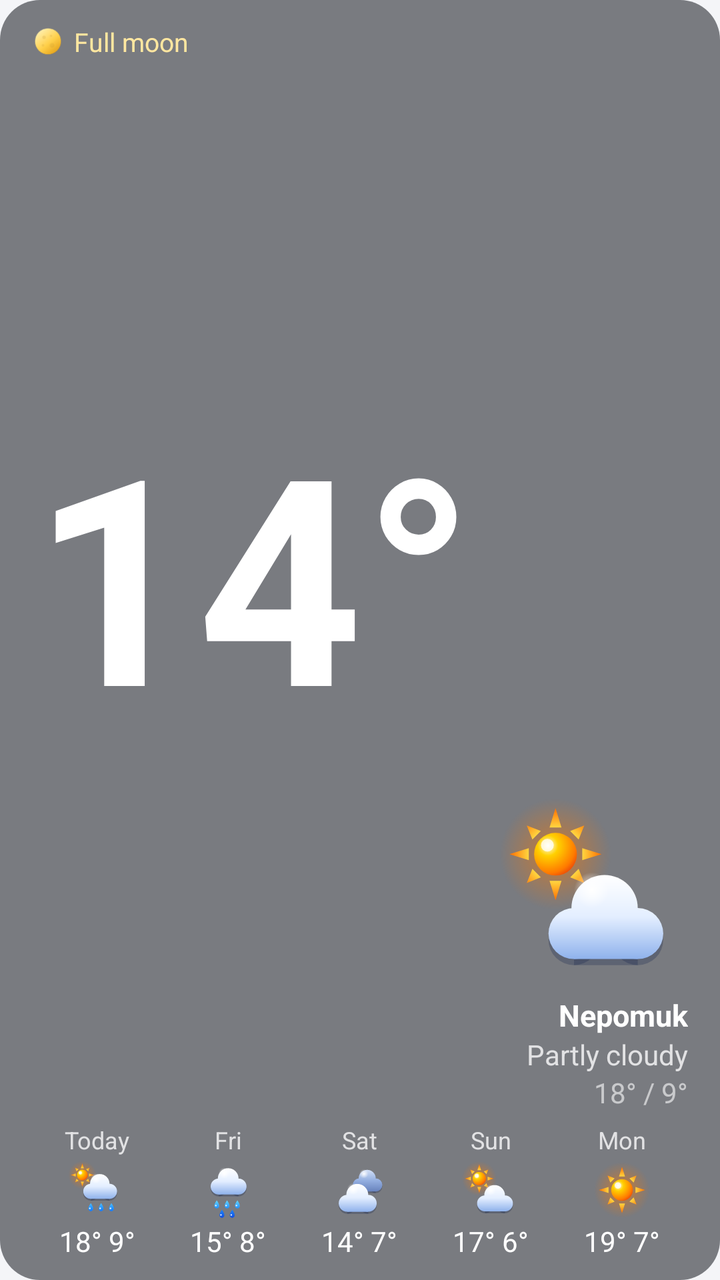
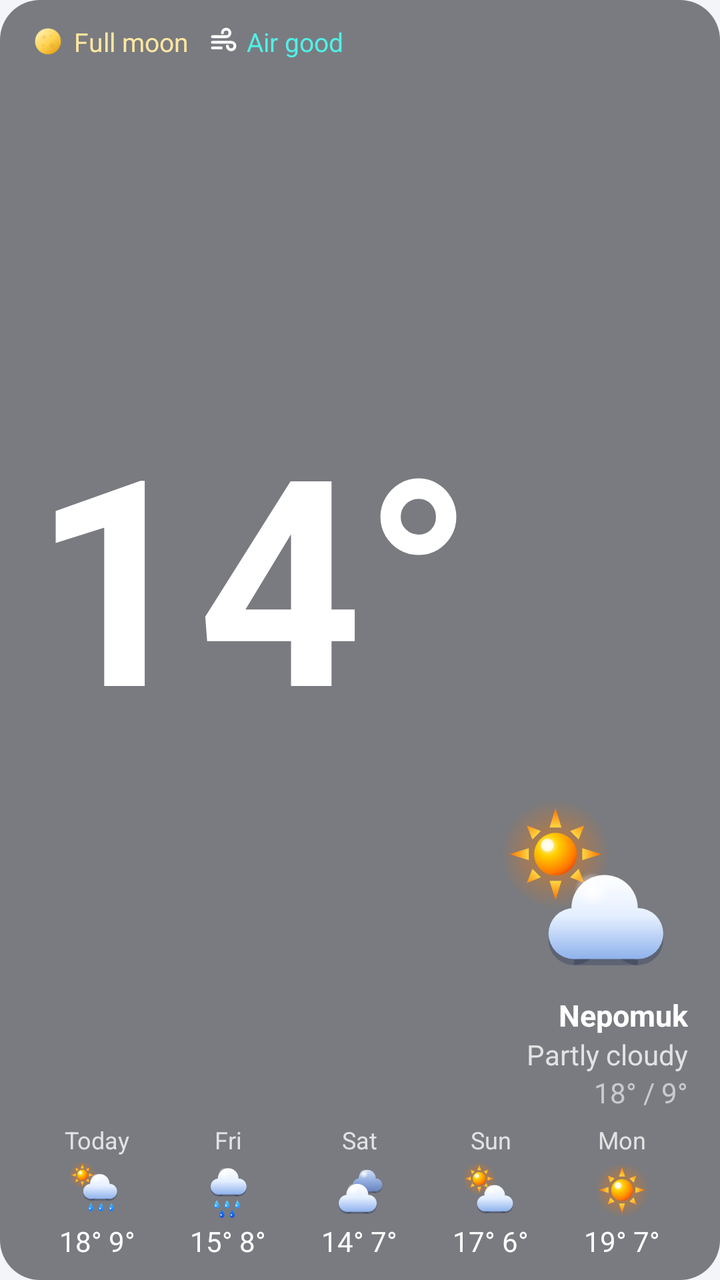

An Android layout rendered at two revisions. The XML below is the earlier revision; the diff shows what the commit changed to produce the second picture.
<!-- AndroidManifest.xml: application theme AppTheme -->
<!-- res/layout/widget_preview.xml -->
<?xml version="1.0" encoding="utf-8"?>
<LinearLayout xmlns:android="http://schemas.android.com/apk/res/android"
    android:tag="widget_root"
    android:layout_width="match_parent"
    android:layout_height="match_parent"
    android:background="@drawable/widget_bg"
    android:orientation="vertical"
    android:paddingStart="16dp"
    android:paddingTop="12dp"
    android:paddingEnd="16dp"
    android:paddingBottom="10dp">

    
    <LinearLayout
        android:layout_width="match_parent"
        android:layout_height="0dp"
        android:layout_weight="1"
        android:minHeight="64dp"
        android:orientation="horizontal">

        <LinearLayout
            android:layout_width="0dp"
            android:layout_height="match_parent"
            android:layout_weight="1"
            android:orientation="vertical">

            <LinearLayout
                android:tag="moon_row"
                android:layout_width="wrap_content"
                android:layout_height="wrap_content"
                android:layout_marginBottom="2dp"
                android:gravity="center_vertical"
                android:orientation="horizontal">
                <ImageView
                    android:tag="moon_icon"
                    android:layout_width="16dp"
                    android:layout_height="16dp"
                    android:importantForAccessibility="no"
                    android:src="@drawable/moon_08" />
                <TextView
                    android:tag="moon_text"
                    android:layout_width="wrap_content"
                    android:layout_height="wrap_content"
                    android:layout_marginStart="5dp"
                    android:maxLines="1"
                    android:text="Full moon"
                    android:textColor="#FFE7A0"
                    android:textSize="13sp" />
            </LinearLayout>

        <TextView
            android:tag="current_temp"
            android:layout_width="match_parent"
            android:layout_height="0dp"
            android:layout_weight="1"
            android:autoSizeMaxTextSize="160sp"
            android:autoSizeMinTextSize="40sp"
            android:autoSizeStepGranularity="2sp"
            android:autoSizeTextType="uniform"
            android:fontFamily="sans-serif"
            android:gravity="start|center_vertical"
            android:includeFontPadding="false"
            android:maxLines="1"
            android:text="14°"
            android:textColor="@color/widget_text"
            android:textStyle="bold" />
        </LinearLayout>

        
        <LinearLayout
            android:layout_width="wrap_content"
            android:layout_height="match_parent"
            android:layout_marginStart="8dp"
            android:gravity="end|center_vertical"
            android:orientation="vertical">

            <ImageView
                android:tag="current_icon"
                android:layout_width="wrap_content"
                android:layout_height="0dp"
                android:layout_gravity="end"
                android:layout_marginBottom="4dp"
                android:layout_weight="1"
                android:adjustViewBounds="true"
                android:importantForAccessibility="no"
                android:maxWidth="96dp"
                android:maxHeight="96dp"
                android:scaleType="fitEnd"
                android:src="@drawable/wx_partly_day" />

            <TextView
                android:tag="place"
                android:layout_width="wrap_content"
                android:layout_height="wrap_content"
                android:layout_gravity="end"
                android:ellipsize="end"
                android:maxWidth="150dp"
                android:maxLines="1"
                android:text="Nepomuk"
                android:textColor="@color/widget_text"
                android:textSize="15sp"
                android:textStyle="bold" />

            <TextView
                android:tag="description"
                android:layout_width="wrap_content"
                android:layout_height="wrap_content"
                android:layout_gravity="end"
                android:ellipsize="end"
                android:maxWidth="150dp"
                android:maxLines="1"
                android:text="Partly cloudy"
                android:textColor="@color/widget_text_dim"
                android:textSize="14sp" />

            <TextView
                android:tag="details"
                android:layout_width="wrap_content"
                android:layout_height="wrap_content"
                android:layout_gravity="end"
                android:maxLines="1"
                android:text="18° / 9°"
                android:textColor="@color/widget_text_faint"
                android:textSize="14sp" />
        </LinearLayout>
    </LinearLayout>

    <LinearLayout
        android:layout_width="match_parent"
        android:layout_height="wrap_content"
        android:layout_marginTop="6dp"
        android:orientation="horizontal">
        <LinearLayout android:layout_width="0dp" android:layout_height="wrap_content" android:layout_weight="1"
            android:gravity="center_horizontal" android:orientation="vertical">
            <TextView style="@style/WidgetSmall" android:layout_width="wrap_content" android:layout_height="wrap_content" android:text="Today" />
            <ImageView android:layout_width="30dp" android:layout_height="30dp" android:layout_marginTop="2dp"
                android:layout_marginBottom="1dp" android:importantForAccessibility="no" android:src="@drawable/wx_showers_day" />
            <TextView style="@style/WidgetValue" android:layout_width="wrap_content" android:layout_height="wrap_content" android:text="18° 9°" />
        </LinearLayout>
        <LinearLayout android:layout_width="0dp" android:layout_height="wrap_content" android:layout_weight="1"
            android:gravity="center_horizontal" android:orientation="vertical">
            <TextView style="@style/WidgetSmall" android:layout_width="wrap_content" android:layout_height="wrap_content" android:text="Fri" />
            <ImageView android:layout_width="30dp" android:layout_height="30dp" android:layout_marginTop="2dp"
                android:layout_marginBottom="1dp" android:importantForAccessibility="no" android:src="@drawable/wx_rain" />
            <TextView style="@style/WidgetValue" android:layout_width="wrap_content" android:layout_height="wrap_content" android:text="15° 8°" />
        </LinearLayout>
        <LinearLayout android:layout_width="0dp" android:layout_height="wrap_content" android:layout_weight="1"
            android:gravity="center_horizontal" android:orientation="vertical">
            <TextView style="@style/WidgetSmall" android:layout_width="wrap_content" android:layout_height="wrap_content" android:text="Sat" />
            <ImageView android:layout_width="30dp" android:layout_height="30dp" android:layout_marginTop="2dp"
                android:layout_marginBottom="1dp" android:importantForAccessibility="no" android:src="@drawable/wx_overcast" />
            <TextView style="@style/WidgetValue" android:layout_width="wrap_content" android:layout_height="wrap_content" android:text="14° 7°" />
        </LinearLayout>
        <LinearLayout android:layout_width="0dp" android:layout_height="wrap_content" android:layout_weight="1"
            android:gravity="center_horizontal" android:orientation="vertical">
            <TextView style="@style/WidgetSmall" android:layout_width="wrap_content" android:layout_height="wrap_content" android:text="Sun" />
            <ImageView android:layout_width="30dp" android:layout_height="30dp" android:layout_marginTop="2dp"
                android:layout_marginBottom="1dp" android:importantForAccessibility="no" android:src="@drawable/wx_partly_day" />
            <TextView style="@style/WidgetValue" android:layout_width="wrap_content" android:layout_height="wrap_content" android:text="17° 6°" />
        </LinearLayout>
        <LinearLayout android:layout_width="0dp" android:layout_height="wrap_content" android:layout_weight="1"
            android:gravity="center_horizontal" android:orientation="vertical">
            <TextView style="@style/WidgetSmall" android:layout_width="wrap_content" android:layout_height="wrap_content" android:text="Mon" />
            <ImageView android:layout_width="30dp" android:layout_height="30dp" android:layout_marginTop="2dp"
                android:layout_marginBottom="1dp" android:importantForAccessibility="no" android:src="@drawable/wx_clear_day" />
            <TextView style="@style/WidgetValue" android:layout_width="wrap_content" android:layout_height="wrap_content" android:text="19° 7°" />
        </LinearLayout>
    </LinearLayout>
</LinearLayout>
<!-- resources referenced by this layout -->
<resources>
  <color name="widget_text">#FFFFFFFF</color>
  <color name="widget_text_dim">#C8FFFFFF</color>
  <color name="widget_text_faint">#99FFFFFF</color>
  <!-- drawable moon_08 (drawable) -->
  <?xml version="1.0" encoding="utf-8"?>
  <vector xmlns:android="http://schemas.android.com/apk/res/android"
      xmlns:aapt="http://schemas.android.com/aapt"
      android:width="64dp" android:height="64dp"
      android:viewportWidth="64" android:viewportHeight="64">
      <path android:fillColor="#3A4466" android:fillAlpha="0.9" android:pathData="M6,32 a26,26 0 1,0 52,0 a26,26 0 1,0 -52,0 Z" />
      <path android:pathData="M32,6 A26,26 0 0,1 32,58 A26.00,26 0 0,1 32,6 Z">
          <aapt:attr name="android:fillColor">
              <gradient android:type="linear" android:startX="12" android:startY="8" android:endX="52" android:endY="58">
                  <item android:offset="0" android:color="#FFFFF3B8" />
                  <item android:offset="0.55" android:color="#FFFFD04A" />
                  <item android:offset="1" android:color="#FFE09A12" />
              </gradient>
          </aapt:attr>
      </path>
      <path android:fillColor="#B8862A" android:fillAlpha="0.18" android:pathData="M20.6,24 a3.4,3.4 0 1,0 6.8,0 a3.4,3.4 0 1,0 -6.8,0 Z" />
      <path android:fillColor="#B8862A" android:fillAlpha="0.15" android:pathData="M35.5,40 a4.5,4.5 0 1,0 9,0 a4.5,4.5 0 1,0 -9,0 Z" />
      <path android:fillColor="#B8862A" android:fillAlpha="0.15" android:pathData="M35.7,21 a2.3,2.3 0 1,0 4.6,0 a2.3,2.3 0 1,0 -4.6,0 Z" />
      <path android:fillColor="#B8862A" android:fillAlpha="0.14" android:pathData="M19.4,40 a2.6,2.6 0 1,0 5.2,0 a2.6,2.6 0 1,0 -5.2,0 Z" />
  </vector>
  <!-- drawable widget_bg (drawable) -->
  <?xml version="1.0" encoding="utf-8"?>
  <shape xmlns:android="http://schemas.android.com/apk/res/android" android:shape="rectangle">
      <solid android:color="#8C141820" />
      <corners android:radius="20dp" />
  </shape>
  <!-- drawable wx_clear_day: vector/xml drawable (drawable, 2252 chars, omitted) -->
  <!-- drawable wx_overcast: vector/xml drawable (drawable, 7029 chars, omitted) -->
  <!-- drawable wx_partly_day: vector/xml drawable (drawable, 5860 chars, omitted) -->
  <!-- drawable wx_rain: vector/xml drawable (drawable, 6989 chars, omitted) -->
  <!-- drawable wx_showers_day: vector/xml drawable (drawable, 7850 chars, omitted) -->
  <style name="WidgetSmall">
          <item name="android:textColor">@color/widget_text_dim</item>
          <item name="android:textSize">12sp</item>
          <item name="android:maxLines">1</item>
      </style>
  <style name="WidgetValue">
          <item name="android:textColor">@color/widget_text</item>
          <item name="android:textSize">14sp</item>
          <item name="android:maxLines">1</item>
      </style>
  <style name="AppTheme" parent="android:Theme.Material.Light.NoActionBar">
          <item name="android:colorAccent">#3D6FB6</item>
          <item name="android:windowBackground">@color/settings_bg</item>
      </style>
  <color name="settings_bg">#F4F5F8</color>
</resources>

<!-- the commit's change to res/layout/widget_preview.xml (unified diff, before → after) -->
@@ -46,6 +46,31 @@
                     android:text="Full moon"
                     android:textColor="#FFE7A0"
                     android:textSize="13sp" />
+                <LinearLayout
+                    android:tag="aq_row"
+                    android:layout_width="wrap_content"
+                    android:layout_height="wrap_content"
+                    android:layout_gravity="center_vertical"
+                    android:layout_marginStart="10dp"
+                    android:gravity="center_vertical"
+                    android:orientation="horizontal"
+                    android:visibility="visible">
+                    <ImageView
+                        android:tag="aq_icon"
+                        android:layout_width="15dp"
+                        android:layout_height="15dp"
+                        android:importantForAccessibility="no"
+                        android:src="@drawable/ic_air" />
+                    <TextView
+                        android:tag="aq_text"
+                        android:layout_width="wrap_content"
+                        android:layout_height="wrap_content"
+                        android:layout_marginStart="4dp"
+                        android:maxLines="1"
+                        android:text="Air good"
+                        android:textColor="#50F0E6"
+                        android:textSize="13sp" />
+                </LinearLayout>
             </LinearLayout>
 
         <TextView
<!-- resource entries referenced after the edit -->
@@ -3,6 +3,21 @@
   <color name="widget_text">#FFFFFFFF</color>
   <color name="widget_text_dim">#C8FFFFFF</color>
   <color name="widget_text_faint">#99FFFFFF</color>
+  <!-- drawable ic_air (drawable) -->
+  <?xml version="1.0" encoding="utf-8"?>
+  <vector xmlns:android="http://schemas.android.com/apk/res/android"
+      android:width="24dp" android:height="24dp"
+      android:viewportWidth="24" android:viewportHeight="24">
+      <path android:pathData="M3,8 H14 A3,3 0 1,0 11,5"
+          android:strokeColor="#FFFFFF" android:strokeWidth="2.3"
+          android:strokeLineCap="round" android:strokeLineJoin="round" />
+      <path android:pathData="M3,12.5 H18 A3,3 0 1,1 15,15.5"
+          android:strokeColor="#FFFFFF" android:strokeWidth="2.3"
+          android:strokeLineCap="round" android:strokeLineJoin="round" />
+      <path android:pathData="M3,17 H10"
+          android:strokeColor="#FFFFFF" android:strokeWidth="2.3"
+          android:strokeLineCap="round" />
+  </vector>
   <!-- drawable moon_08 (drawable) -->
   <?xml version="1.0" encoding="utf-8"?>
   <vector xmlns:android="http://schemas.android.com/apk/res/android"
